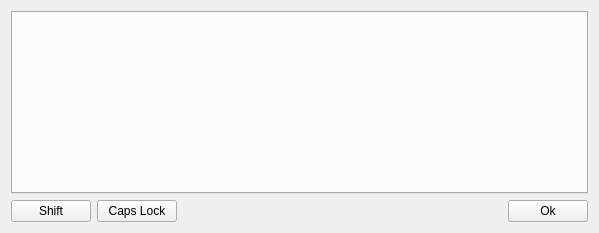
This is plugins/Commands/Keyboard/keyboardwidget.ui in KDE/simon as Qt 5 draws it before an edit. The edited form follows.
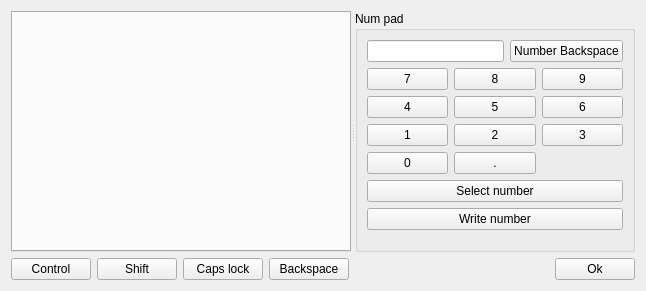
This is the edited form. Custom widgets are drawn as their Qt base class.

Diff of the .ui file:
```diff
--- a/plugins/Commands/Keyboard/keyboardwidget.ui
+++ b/plugins/Commands/Keyboard/keyboardwidget.ui
@@ -6,28 +6,187 @@
    <rect>
     <x>0</x>
     <y>0</y>
-    <width>599</width>
-    <height>233</height>
+    <width>646</width>
+    <height>291</height>
    </rect>
   </property>
   <property name="windowTitle">
    <string>Keyboard</string>
   </property>
-  <layout class="QGridLayout" name="gridLayout">
-   <item row="0" column="0" colspan="4">
-    <widget class="KTabWidget" name="twTabs"/>
+  <layout class="QGridLayout" name="gridLayout_2">
+   <item row="0" column="0" colspan="6">
+    <widget class="QSplitter" name="splitter">
+     <property name="orientation">
+      <enum>Qt::Horizontal</enum>
+     </property>
+     <widget class="KTabWidget" name="twTabs"/>
+     <widget class="QGroupBox" name="gbNumPad">
+      <property name="maximumSize">
+       <size>
+        <width>280</width>
+        <height>16777215</height>
+       </size>
+      </property>
+      <property name="title">
+       <string>Num pad</string>
+      </property>
+      <layout class="QGridLayout" name="gridLayout">
+       <item row="0" column="0" colspan="3">
+        <layout class="QHBoxLayout" name="horizontalLayout">
+         <item>
+          <widget class="KLineEdit" name="leNumber">
+           <property name="inputMask">
+            <string/>
+           </property>
+           <property name="text">
+            <string/>
+           </property>
+           <property name="readOnly">
+            <bool>true</bool>
+           </property>
+          </widget>
+         </item>
+         <item>
+          <widget class="KPushButton" name="pbNumberBackspace">
+           <property name="text">
+            <string>Number Backspace</string>
+           </property>
+          </widget>
+         </item>
+        </layout>
+       </item>
+       <item row="1" column="0">
+        <widget class="KPushButton" name="pb7">
+         <property name="text">
+          <string>7</string>
+         </property>
+        </widget>
+       </item>
+       <item row="1" column="1">
+        <widget class="KPushButton" name="pb8">
+         <property name="text">
+          <string>8</string>
+         </property>
+        </widget>
+       </item>
+       <item row="1" column="2">
+        <widget class="KPushButton" name="pb9">
+         <property name="text">
+          <string>9</string>
+         </property>
+        </widget>
+       </item>
+       <item row="2" column="0">
+        <widget class="KPushButton" name="pb4">
+         <property name="text">
+          <string>4</string>
+         </property>
+        </widget>
+       </item>
+       <item row="2" column="1">
+        <widget class="KPushButton" name="pb5">
+         <property name="text">
+          <string>5</string>
+         </property>
+        </widget>
+       </item>
+       <item row="2" column="2">
+        <widget class="KPushButton" name="pb6">
+         <property name="text">
+          <string>6</string>
+         </property>
+        </widget>
+       </item>
+       <item row="3" column="0">
+        <widget class="KPushButton" name="pb1">
+         <property name="text">
+          <string>1</string>
+         </property>
+        </widget>
+       </item>
+       <item row="3" column="1">
+        <widget class="KPushButton" name="pb2">
+         <property name="text">
+          <string>2</string>
+         </property>
+        </widget>
+       </item>
+       <item row="3" column="2">
+        <widget class="KPushButton" name="pb3">
+         <property name="text">
+          <string>3</string>
+         </property>
+        </widget>
+       </item>
+       <item row="4" column="0">
+        <widget class="KPushButton" name="pb0">
+         <property name="text">
+          <string>0</string>
+         </property>
+        </widget>
+       </item>
+       <item row="4" column="1">
+        <widget class="KPushButton" name="pbDecimalSeparator">
+         <property name="text">
+          <string>.</string>
+         </property>
+        </widget>
+       </item>
+       <item row="5" column="0" colspan="3">
+        <widget class="KPushButton" name="pbSelectNumber">
+         <property name="text">
+          <string>Select number</string>
+         </property>
+        </widget>
+       </item>
+       <item row="6" column="0" colspan="3">
+        <widget class="KPushButton" name="pbWriteOutNumber">
+         <property name="text">
+          <string>Write number</string>
+         </property>
+        </widget>
+       </item>
+       <item row="7" column="0">
+        <spacer name="verticalSpacer">
+         <property name="orientation">
+          <enum>Qt::Vertical</enum>
+         </property>
+         <property name="sizeHint" stdset="0">
+          <size>
+           <width>20</width>
+           <height>40</height>
+          </size>
+         </property>
+        </spacer>
+       </item>
+      </layout>
+     </widget>
+    </widget>
    </item>
    <item row="1" column="0">
+    <widget class="KPushButton" name="pbControl">
+     <property name="text">
+      <string>Control</string>
+     </property>
+     <property name="checkable">
+      <bool>true</bool>
+     </property>
+    </widget>
+   </item>
+   <item row="1" column="1">
     <widget class="KPushButton" name="pbShift">
      <property name="text">
       <string>Shift</string>
      </property>
+     <property name="checkable">
+      <bool>true</bool>
+     </property>
     </widget>
    </item>
-   <item row="1" column="1">
+   <item row="1" column="2">
     <widget class="KPushButton" name="pbCapsLock">
      <property name="text">
-      <string>Caps Lock</string>
+      <string>Caps lock</string>
      </property>
      <property name="checkable">
       <bool>true</bool>
@@ -37,7 +196,14 @@
      </property>
     </widget>
    </item>
-   <item row="1" column="2">
+   <item row="1" column="3">
+    <widget class="KPushButton" name="pbBackspace">
+     <property name="text">
+      <string>Backspace</string>
+     </property>
+    </widget>
+   </item>
+   <item row="1" column="4">
     <spacer name="horizontalSpacer">
      <property name="orientation">
       <enum>Qt::Horizontal</enum>
@@ -50,7 +216,7 @@
      </property>
     </spacer>
    </item>
-   <item row="1" column="3">
+   <item row="1" column="5">
     <widget class="KPushButton" name="pbOk">
      <property name="sizePolicy">
       <sizepolicy hsizetype="Minimum" vsizetype="Minimum">
@@ -71,6 +237,11 @@
    <extends>QPushButton</extends>
    <header>kpushbutton.h</header>
   </customwidget>
+  <customwidget>
+   <class>KLineEdit</class>
+   <extends>QLineEdit</extends>
+   <header>klineedit.h</header>
+  </customwidget>
   <customwidget>
    <class>KTabWidget</class>
    <extends>QTabWidget</extends>
```
Left out of the diff: 19 changed lines with no effect on the pictures.
